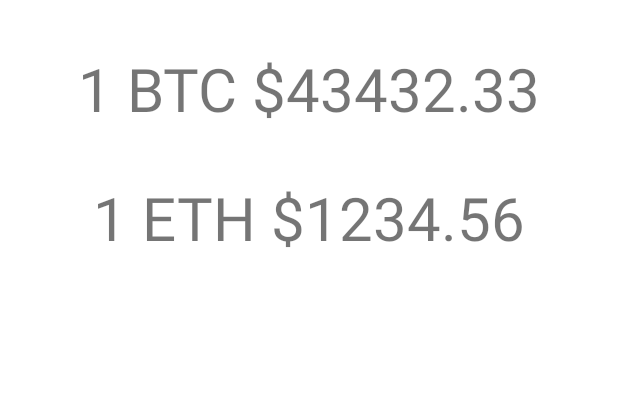
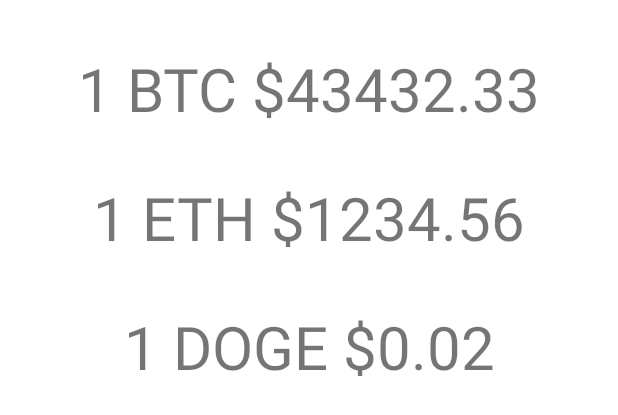
Before and after one commit to PopularPenguin/Coinbase-Demo, an Android app: the layout activity_main.xml on its own in the app's theme, with its tools: preview values and no code run, on a phone screen of 412 x 824 dp. Shown: the top 415 px of the screen. Run offline under Robolectric (Android 15) with nearby library versions, the phone set to English and light mode, and no system bars.

Commit message:
Add Litecoin

```diff
--- a/src/main/java/com/popularpenguin/coinbase/MainActivity.kt
+++ b/src/main/java/com/popularpenguin/coinbase/MainActivity.kt
@@ -55,8 +55,9 @@ class MainActivity : AppCompatActivity() {
 
     private fun showTickerData(ticker: CoinTicker?) {
         when (ticker?.id) {
-            "BTC-USD" -> binding.btcPriceTv.text = "1 BTC: $${ticker.price}"
-            "ETH-USD" -> binding.ethPriceTv.text = "1 ETH: $${ticker.price}"
+            "BTC-USD" -> binding.btcPriceView.text = "1 BTC: $${ticker.price}"
+            "ETH-USD" -> binding.ethPriceView.text = "1 ETH: $${ticker.price}"
+            "LTC-USD" -> binding.ltcPriceView.text = "1 LTC: $${ticker.price}"
         }
     }
 
--- a/src/main/res/layout/activity_main.xml
+++ b/src/main/res/layout/activity_main.xml
@@ -7,7 +7,7 @@
     tools:context=".MainActivity">
 
     <TextView
-        android:id="@+id/btc_price_tv"
+        android:id="@+id/btcPriceView"
         android:layout_width="wrap_content"
         android:layout_height="wrap_content"
         android:layout_marginTop="32dp"
@@ -18,7 +18,7 @@
         app:layout_constraintTop_toTopOf="parent" />
 
     <TextView
-        android:id="@+id/eth_price_tv"
+        android:id="@+id/ethPriceView"
         android:layout_width="wrap_content"
         android:layout_height="wrap_content"
         android:layout_marginTop="32dp"
@@ -26,6 +26,17 @@
         tools:text="1 ETH $1234.56"
         app:layout_constraintLeft_toLeftOf="parent"
         app:layout_constraintRight_toRightOf="parent"
-        app:layout_constraintTop_toBottomOf="@id/btc_price_tv" />
+        app:layout_constraintTop_toBottomOf="@id/btcPriceView" />
+
+    <TextView
+        android:id="@+id/ltcPriceView"
+        android:layout_width="wrap_content"
+        android:layout_height="wrap_content"
+        android:layout_marginTop="32dp"
+        android:textSize="40sp"
+        tools:text="1 DOGE $0.02"
+        app:layout_constraintLeft_toLeftOf="parent"
+        app:layout_constraintRight_toRightOf="parent"
+        app:layout_constraintTop_toBottomOf="@id/ethPriceView" />
 
 </androidx.constraintlayout.widget.ConstraintLayout>
```
Also changed, not shown: src/main/java/com/popularpenguin/coinbase/repository/CoinbaseClient.kt (+2 -6 lines), src/main/java/com/popularpenguin/coinbase/repository/Subscribe.kt (+7 -3 lines).
